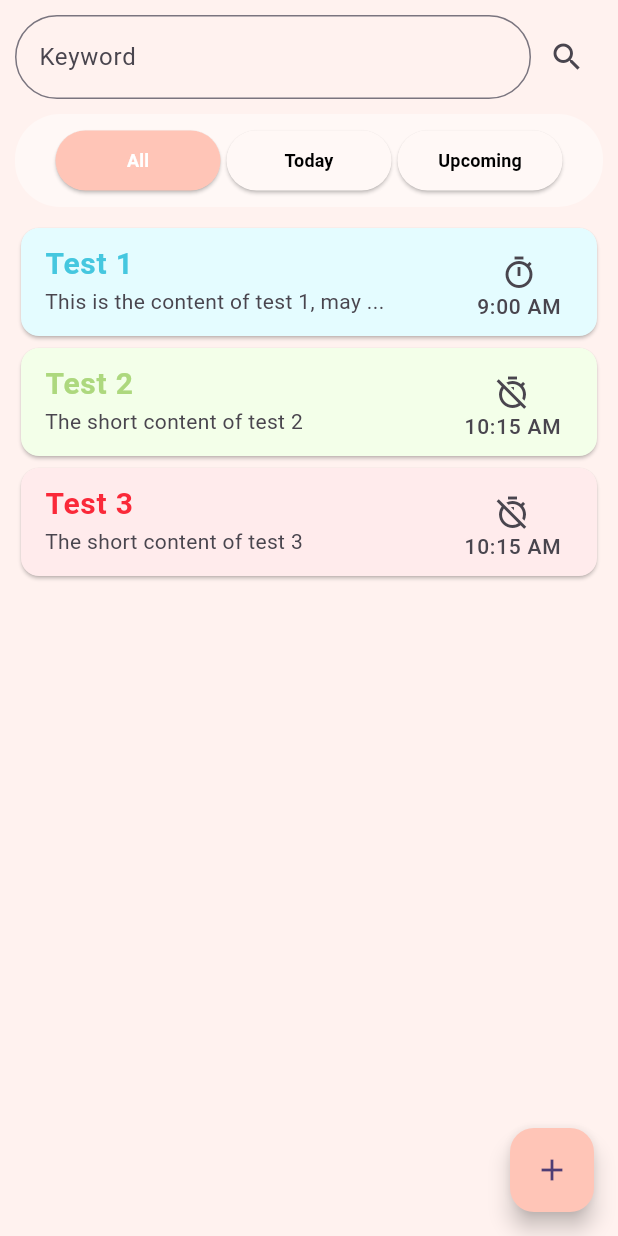
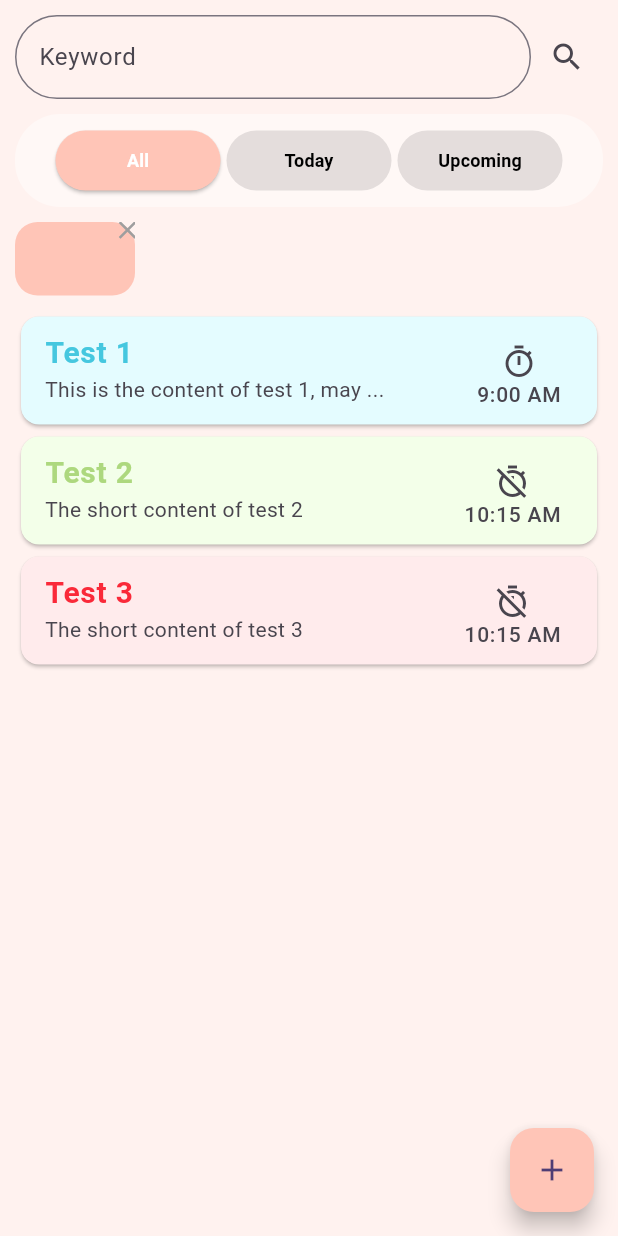
Before and after one commit to Nnhuy6935/TodoApp, a Flutter app: the screen it shows after launch, after a tap on the "search" icon, on a phone screen of 412 x 824 dp. Run offline on Flutter 3.47's test engine with Material 3 defaults, Android fonts, the phone set to English and light mode, and no system bars.

Commit message:
add search function

```diff
--- /dev/null
+++ b/lib/Components/SearchLabel.dart
@@ -0,0 +1,71 @@
+import 'package:flutter/material.dart';
+import 'package:provider/provider.dart';
+import 'package:todo_app/Components/ColorStyle.dart';
+import 'package:todo_app/Model/ManageSearchBox.dart';
+
+class SearchLabel extends StatefulWidget{
+  // late String label;
+  // late bool isVisibility;
+  // SearchLabel({
+  //   required String label,
+  //   required bool visibilityState,
+  // }){
+  //   this.label = label;
+  //   this.isVisibility = visibilityState;
+  // }
+  @override
+  State<StatefulWidget> createState() => _SearchLabelState();
+}
+
+class _SearchLabelState extends State<SearchLabel>{
+  // late String label;
+  // late bool isVisibility;
+  // @override
+  // void initState() {
+  //   // TODO: implement initState
+  //   super.initState();
+  //   label = widget.label;
+  //   isVisibility = widget.isVisibility;
+  // }
+  @override
+  Widget build(BuildContext context) {
+    final searchModel = Provider.of<Managesearchbox>(context);
+    return Visibility(
+      visible: searchModel.isShowSearchResult,
+      child: Stack(
+        alignment: AlignmentDirectional.topEnd,
+        children: [
+          Container(
+            padding: EdgeInsets.only(top: 10, bottom: 10, left: 40, right: 40),
+            decoration: BoxDecoration(
+              color: Colorstyle().btnColor,
+              borderRadius: BorderRadius.circular(15),
+            ),
+            child: Text(
+              searchModel.keyword,
+              style: TextStyle(
+                fontSize: 20,
+                color: Colors.white
+              ),
+            ),
+          ),
+          Positioned(
+            top: -5.0,
+            right: -5.0,
+            child: GestureDetector(
+              onTap: (){
+                searchModel.turnOffModeSearch();
+              },
+              child: Icon(
+                Icons.close,
+                size: 20,
+                color: Colors.grey
+              ),
+            )
+          ),
+        ],
+      )
+    );
+  }
+
+}
--- /dev/null
+++ b/lib/Model/ManageSearchBox.dart
@@ -0,0 +1,20 @@
+import 'package:flutter/material.dart';
+
+class Managesearchbox extends ChangeNotifier{
+  String keyword = "";
+  bool isShowSearchResult = false;
+
+  void turnOnModeSearch(String keyword){
+    this.keyword = keyword;
+    this.isShowSearchResult = true;
+    notifyListeners();
+  }
+  void turnOffModeSearch(){
+    this.keyword = "";
+    this.isShowSearchResult = false;
+    notifyListeners();
+
+  }
+
+
+}
--- a/lib/Model/ManageTaskState.dart
+++ b/lib/Model/ManageTaskState.dart
@@ -36,6 +36,16 @@ class ManageTask with ChangeNotifier{
     }
     return output;
   }
+  List<Task> findListTaskByKeyword(String keyword){
+    List<Task> output = [];
+    for(int i = 0; i < appData.length; ++i){
+      if(appData[i].taskTitle.contains(keyword) || appData[i].taskDescription.contains(keyword)){
+        output.add(appData[i]);
+      }
+    }
+    return output;
+  }
+
 
   List<Task> getTaskByFilter(int mode){
     List<Task> output = [];
@@ -45,6 +55,7 @@ class ManageTask with ChangeNotifier{
       return todayTasks();
     else return upcomingTasks();
   }
+
 
   int findTaskInList(String id){
     for(int i = 0; i < appData.length; ++i){
--- a/lib/Views/homeScreen.dart
+++ b/lib/Views/homeScreen.dart
@@ -1,10 +1,12 @@
 import 'package:flutter/material.dart';
+import 'package:flutter/services.dart';
 import 'package:provider/provider.dart';
 import 'package:todo_app/Components/ColorStyle.dart';
 import 'package:todo_app/Components/HelperUtil.dart';
+import 'package:todo_app/Components/SearchLabel.dart';
+import 'package:todo_app/Model/ManageSearchBox.dart';
 import 'package:todo_app/Model/ManageTaskState.dart';
 import 'package:todo_app/Model/Task.dart';
-import 'package:todo_app/Views/newTask.dart';
 import 'package:todo_app/Views/singleTask.dart';
 
 class HomeScreen extends StatefulWidget{
@@ -21,9 +23,13 @@ class _HomeState extends State<HomeScreen>{
   Color unselectedText = Colorstyle().textColor2;
   List<Task> data = [];
   int mode = 0;
+  final searchController = TextEditingController();
+  // bool isShowSearchResult = false;
+
   @override
   Widget build(BuildContext context) {
     final taskModel = Provider.of<ManageTask>(context);
+    final searchModel = Provider.of<Managesearchbox>(context);
     return Scaffold(
       backgroundColor: Colorstyle().bgColor,
       body: Center(
@@ -37,7 +43,8 @@ class _HomeState extends State<HomeScreen>{
                 children: [
                   Expanded(
                     child: TextField(
-                      obscureText: true,
+                      // obscureText: true,
+                      controller: searchController,
                       decoration: InputDecoration(
                         border: OutlineInputBorder(
                           borderSide: BorderSide(),
@@ -48,7 +55,12 @@ class _HomeState extends State<HomeScreen>{
                     ),
                   ),
                   IconButton(
-                    onPressed: (){},
+                    onPressed: (){
+                      String keyword = searchController.value.text;
+                      print(keyword);
+                      searchModel.turnOnModeSearch(keyword);
+                      searchController.clear();
+                    },
                     icon: Icon(Icons.search)
                   )
                 ],
@@ -98,7 +110,7 @@ class _HomeState extends State<HomeScreen>{
                       width: 110,
                       margin: EdgeInsets.all(2),
                       child: ElevatedButton(
-                        onPressed: (){
+                        onPressed: (!searchModel.isShowSearchResult) ? (){
                           setState(() {
                             mode = 1;
                             for(int i = 0 ; i < buttonStatus.length; ++i){
@@ -107,7 +119,7 @@ class _HomeState extends State<HomeScreen>{
                               else buttonStatus[i] = false;
                             }
                           });
-                        },
+                        } : null,
                         child: Text(
                           "Today",
                           style: TextStyle(
@@ -126,7 +138,7 @@ class _HomeState extends State<HomeScreen>{
                       width: 110,
                       margin: EdgeInsets.all(2),
                       child: ElevatedButton(
-                        onPressed: (){
+                        onPressed: (!searchModel.isShowSearchResult) ? (){
                           setState((){
                             mode = 2;
                             for(int i = 0 ; i < buttonStatus.length; ++i){
@@ -135,7 +147,7 @@ class _HomeState extends State<HomeScreen>{
                               else buttonStatus[i] = false;
                             }
                           });
-                        },
+                        } : null,
                         child: Text(
                           "Upcoming",
                           style: TextStyle(
@@ -152,13 +164,21 @@ class _HomeState extends State<HomeScreen>{
                   ],
                 ),
               ),
+
+              //SEARCH MODE
+              SearchLabel(),
+              SizedBox(height: 10,),
               // LIST NOTE
               Expanded(
                 child: ListView.builder(
                   // itemCount: data.length,
-                  itemCount: taskModel.getTaskByFilter(mode).length,
+                  itemCount: (!searchModel.isShowSearchResult) ? taskModel.getTaskByFilter(mode).length : taskModel.findListTaskByKeyword(searchModel.keyword).length,
                   itemBuilder: (BuildContext context, int index){
-                    final task = taskModel.getTaskByFilter(mode);
+                    final task;
+                    if(searchModel.isShowSearchResult == false)
+                      task = taskModel.getTaskByFilter(mode);
+                    else
+                      task = taskModel.findListTaskByKeyword(searchModel.keyword);
                     return GestureDetector(
                       onTap: (){
                         int position = taskModel.findTaskInList(task[index].taskId);
--- a/lib/Views/newTask.dart
+++ b/lib/Views/newTask.dart
@@ -4,7 +4,6 @@ import 'package:todo_app/Components/ColorStyle.dart';
 import 'package:todo_app/Components/HelperUtil.dart';
 import 'package:todo_app/Model/ManageTaskState.dart';
 import 'package:todo_app/Model/Task.dart';
-import 'package:todo_app/main.dart';
 
 class NewTaskScreen extends StatefulWidget{
   @override
--- a/lib/main.dart
+++ b/lib/main.dart
@@ -1,5 +1,6 @@
 import 'package:flutter/material.dart';
 import 'package:provider/provider.dart';
+import 'package:todo_app/Model/ManageSearchBox.dart';
 import 'package:todo_app/Model/ManageTaskState.dart';
 import 'package:todo_app/Views/homeScreen.dart';
 import 'package:todo_app/Views/newTask.dart';
@@ -10,7 +11,8 @@ void main() {
     // const MyApp()
     MultiProvider(
       providers: [
-        ChangeNotifierProvider(create: (_) => ManageTask())
+        ChangeNotifierProvider(create: (_) => ManageTask()),
+        ChangeNotifierProvider(create: (_) => Managesearchbox())
       ],
       child: const MyApp(),
     )
```
